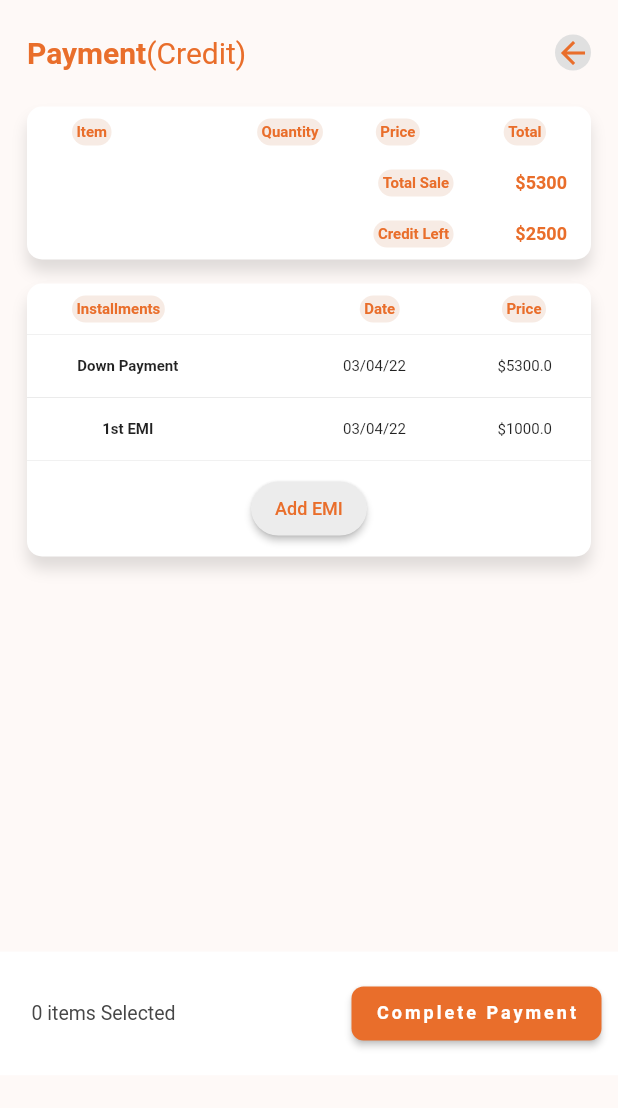
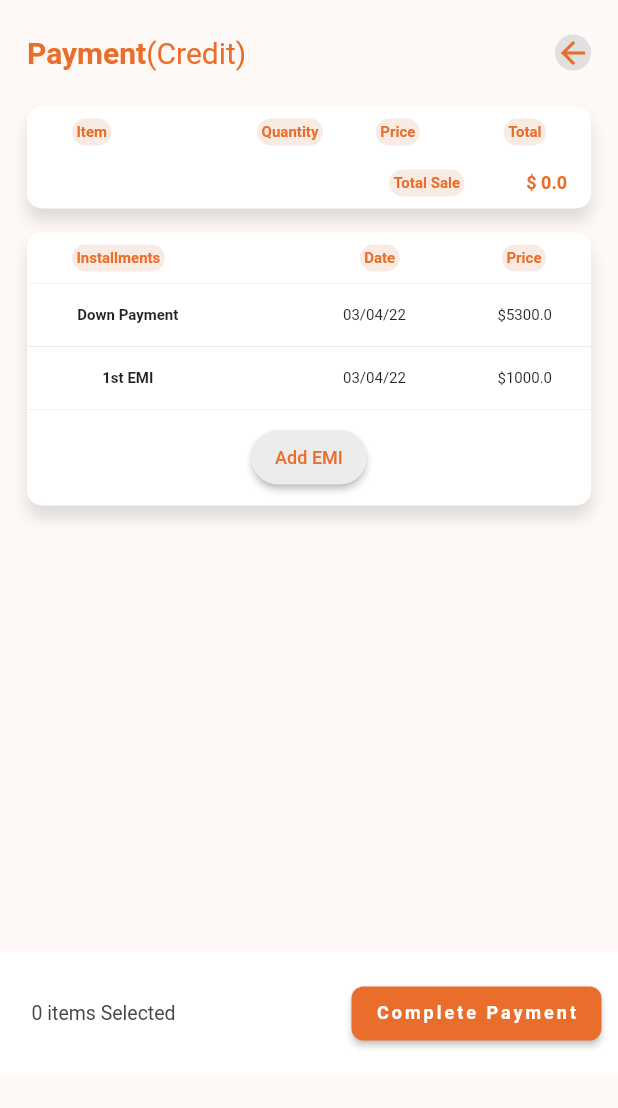
Before and after one commit to immortalcodes/mobeleaseapp, a Flutter app: the PaymentCredit screen opened directly with empty values, after a tap on "Complete Payment", on a phone screen of 412 x 824 dp, the part 99-1207 px from its top. Run offline on Flutter 3.47's test engine with Material 2 defaults, Android fonts, the phone set to English and light mode, and no system bars; our stand-ins replace flutter_svg, image_picker, shared_preferences, shimmer; missing offline and left inert: dart:ffi; accounts and stored records are empty.

Commit message:
complete upto sale device

```diff
--- a/client/lib/screens/Employee/Emp_Assign_2.dart
+++ b/client/lib/screens/Employee/Emp_Assign_2.dart
@@ -70,6 +70,7 @@ class _Emp_Assign_2State extends State<Emp_Assign_2> {
   String selectedCategory = 'Credit';
   var encodedImage;
   void _submitForm() async {
+    print("jdkdkd ${widget.isSelectedItems}");
     if (_formKey.currentState!.validate()) {
       final String firstname = _firstnameController.text;
       final String lastname = _lastnameController.text;
@@ -97,6 +98,7 @@ class _Emp_Assign_2State extends State<Emp_Assign_2> {
                 cImage: encodedImage,
                 cUnit: selectedFarmunit,
                 cFarm: farmName,
+                clangauge: selectedValue_Language,
               ),
             ),
           );
--- a/client/lib/screens/Employee/PaymentCash.dart
+++ b/client/lib/screens/Employee/PaymentCash.dart
@@ -105,7 +105,6 @@ class _PaymentCashState extends State<PaymentCash> {
                       PaymentCard(
                         item: 'iPhone13',
                         quantity: 1,
-                        price: 5300,
                       ),
                       Padding(
                         padding: const EdgeInsets.symmetric(
--- a/client/lib/screens/Employee/PaymentCredit.dart
+++ b/client/lib/screens/Employee/PaymentCredit.dart
@@ -1,4 +1,8 @@
+import 'dart:convert';
+
 import 'package:flutter/material.dart';
+import 'package:mobelease/controllers/auth_controller.dart';
+import 'package:mobelease/globals.dart';
 import 'package:mobelease/widgets/InstallmentsCard.dart';
 import 'package:mobelease/widgets/TextFieldWidget.dart';
 
@@ -6,6 +10,7 @@ import '../../widgets/Appbar.dart';
 import '../../widgets/PaymentCard.dart';
 import '../../widgets/PaymentTag.dart';
 import 'package:intl/intl.dart';
+import 'package:http/http.dart' as http;
 
 class PaymentCredit extends StatefulWidget {
   final Set<Map<String, dynamic>> isSelectedItems;
@@ -15,6 +20,7 @@ class PaymentCredit extends StatefulWidget {
   final String cFarm;
   final String cUnit;
   final bool cAlert;
+  final String clangauge;
 
   const PaymentCredit(
       {super.key,
@@ -24,7 +30,8 @@ class PaymentCredit extends StatefulWidget {
       required this.cImage,
       required this.cFarm,
       required this.cUnit,
-      required this.cAlert});
+      required this.cAlert,
+      required this.clangauge});
 
   @override
   State<PaymentCredit> createState() => _PaymentCreditState();
@@ -146,6 +153,57 @@ class _PaymentCreditState extends State<PaymentCredit> {
     );
   }
 
+  double totalPrice = 0.0;
+  double salePrice = 0.0;
+
+  void onUpdatetotalprice(double newPrice, double newsalePrice) {
+    setState(() {
+      totalPrice = newPrice;
+      salePrice = newsalePrice;
+    });
+
+    convertedSelectedItems = widget.isSelectedItems.map((item) {
+      return {
+        'deviceid': item['deviceId'],
+        'quantity': item['quantity'],
+        'sellprice': salePrice
+      };
+    }).toList();
+
+    print("djjd $convertedSelectedItems");
+  }
+
+  final AuthController authController = AuthController();
+  List<Map<String, dynamic>> convertedSelectedItems = [];
+
+  Future<void> onPayment() async {
+    final token = await authController.getToken();
+    var url = Uri.parse('$baseUrl/sale/makesale');
+
+    final response = await http.post(
+      url,
+      body: jsonEncode({
+        "type": "credit",
+        "customername": widget.cName,
+        "customeridimage": widget.cImage,
+        "phoneno": widget.cPhoneno,
+        "language": widget.clangauge,
+        "unit": widget.cUnit,
+        "farm": widget.cFarm,
+        "itemarray": convertedSelectedItems,
+        "paymentalert": widget.cAlert
+      }),
+      headers: {'Cookie': token!, 'Content-Type': 'application/json'},
+    );
+
+    if (response.statusCode == 200) {
+      print("sale is make sucessful");
+      print(response.body);
+    } else {
+      print("error: ");
+    }
+  }
+
   @override
   Widget build(BuildContext context) {
     return Scaffold(
@@ -247,8 +305,8 @@ class _PaymentCreditState extends State<PaymentCredit> {
                         for (var item in widget.isSelectedItems)
                           PaymentCard(
                             item: item['model'],
+                            onUpdateprice: onUpdatetotalprice,
                             quantity: int.parse(item['quantity']),
-                            price: 5300,
                           ),
                         Padding(
                           padding: const EdgeInsets.symmetric(
@@ -261,7 +319,7 @@ class _PaymentCreditState extends State<PaymentCredit> {
                                 width: MediaQuery.of(context).size.width * 0.1,
                               ),
                               Text(
-                                '\$5300',
+                                '\$ $totalPrice',
                                 style: TextStyle(
                                     color: Color(0xffE96E2B),
                                     fontSize: 12,
@@ -270,26 +328,6 @@ class _PaymentCreditState extends State<PaymentCredit> {
                             ],
                           ),
                         ),
-                        Padding(
-                          padding: const EdgeInsets.symmetric(
-                              vertical: 8.0, horizontal: 16),
-                          child: Row(
-                            mainAxisAlignment: MainAxisAlignment.end,
-                            children: [
-                              PaymentTag(Tag: "Credit Left"),
-                              SizedBox(
-                                width: MediaQuery.of(context).size.width * 0.1,
-                              ),
-                              Text(
-                                '\$2500',
-                                style: TextStyle(
-                                    color: Color(0xffE96E2B),
-                                    fontSize: 12,
-                                    fontWeight: FontWeight.w600),
-                              )
-                            ],
-                          ),
-                        )
                       ],
                     ),
                   ),
@@ -407,7 +445,7 @@ class _PaymentCreditState extends State<PaymentCredit> {
                                       shape: RoundedRectangleBorder(
                                           borderRadius:
                                               BorderRadius.circular(8.0))),
-                                  onPressed: () {},
+                                  onPressed: onPayment,
                                   child: Text(
                                     "Complete Payment",
                                     style: TextStyle(
--- a/client/lib/screens/Employee/Reports.dart
+++ b/client/lib/screens/Employee/Reports.dart
@@ -184,7 +184,7 @@ class _ReportsState extends State<Reports> {
                         ],
                       ),
                     ),
-                    PaymentCard(item: 'iPhone13', quantity: 1, price: 5300),
+                    PaymentCard(item: 'iPhone13', quantity: 1),
                     Padding(
                       padding: const EdgeInsets.symmetric(
                           vertical: 8.0, horizontal: 16),
```
Also changed, not shown: client/lib/widgets/PaymentCard.dart (+7 -10 lines).
